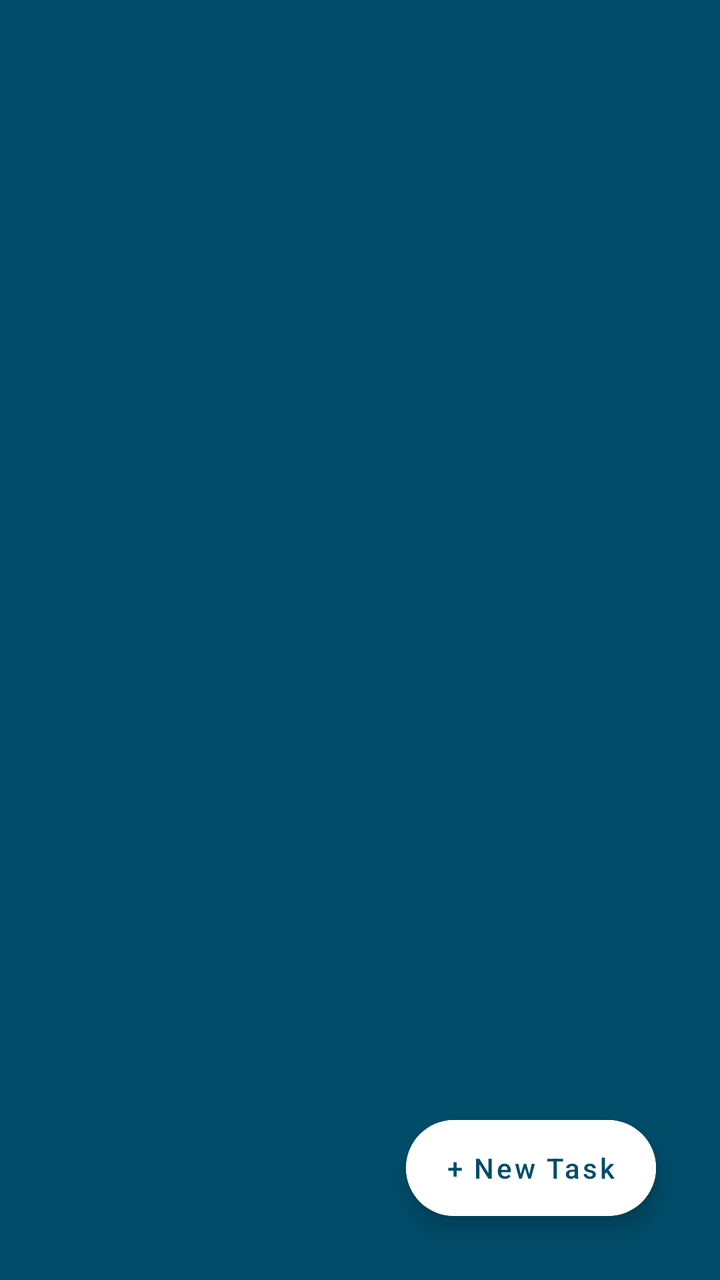
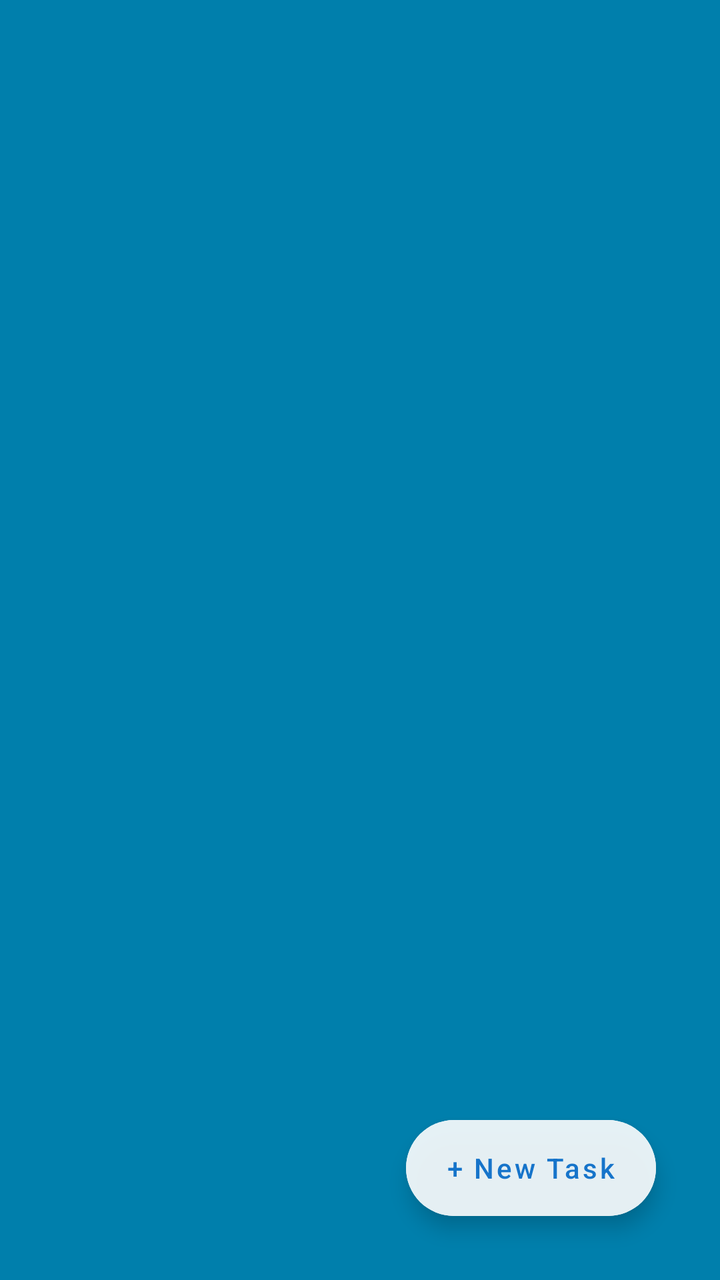

An Android layout rendered at two revisions. The XML below is the earlier revision; the diff shows what the commit changed to produce the second picture.
<!-- AndroidManifest.xml: application theme Theme.ToDoListApp -->
<!-- res/layout/activity_todo_list_detail.xml -->
<?xml version="1.0" encoding="utf-8"?>
<androidx.coordinatorlayout.widget.CoordinatorLayout
    xmlns:android="http://schemas.android.com/apk/res/android"
    xmlns:app="http://schemas.android.com/apk/res-auto"
    android:layout_width="match_parent"
    android:layout_height="match_parent"
    android:background="@android:color/system_accent1_700">

    <androidx.recyclerview.widget.RecyclerView
        android:id="@+id/recyclerViewTasks"
        android:layout_width="match_parent"
        android:layout_height="match_parent"
        android:padding="8dp"
        android:clipToPadding="false"/>

    <com.google.android.material.floatingactionbutton.ExtendedFloatingActionButton
        android:id="@+id/fabAddTask"
        android:layout_width="wrap_content"
        android:layout_height="wrap_content"
        android:layout_gravity="bottom|end"
        android:layout_marginBottom="32dp"
        android:layout_marginEnd="32dp"
        android:text="+ New Task"
        android:backgroundTint="@color/card_background"
        android:textColor="@color/material_dynamic_primary30"/>

</androidx.coordinatorlayout.widget.CoordinatorLayout>
<!-- resources referenced by this layout -->
<resources>
  <color name="card_background">#FFFFFF</color>
  <style name="Theme.ToDoListApp" parent="Theme.MaterialComponents.DayNight.NoActionBar">
          <item name="colorPrimary">@color/dark_accent</item>
          <item name="colorPrimaryDark">@color/dark_background</item>
          <item name="colorSecondary">@color/material_dynamic_primary20</item>
          <item name="colorAccent">@color/dark_accent</item>
          <item name="android:windowBackground">@color/material_dynamic_primary50</item>
          <item name="android:textColorPrimary">@color/text_white</item>
          <item name="android:textColorSecondary">@color/text_white</item>
          <item name="cardBackgroundColor">@color/dark_card</item>
          <item name="materialCardViewStyle">@style/Widget.App.CardView</item>
          <item name="extendedFloatingActionButtonStyle">@style/Widget.App.ExtendedFloatingActionButton</item>
          <item name="android:progressBarStyle">@style/Widget.App.ProgressBar</item>
          <item name="alertDialogTheme">@style/AlertDialogTheme</item>
          <item name="materialAlertDialogTheme">@style/AlertDialogTheme</item>
      </style>
  <color name="dark_accent">#164E7A</color>
  <color name="dark_background">#121212</color>
  <color name="text_white">#FFFFFF</color>
  <color name="dark_card">#252525</color>
  <style name="Widget.App.CardView" parent="Widget.MaterialComponents.CardView">
          <item name="cardBackgroundColor">@color/dark_card</item>
          <item name="cardElevation">8dp</item>
          <item name="rippleColor">@color/dark_accent</item>
      </style>
  <style name="Widget.App.ExtendedFloatingActionButton" parent="Widget.MaterialComponents.ExtendedFloatingActionButton">
          <item name="backgroundTint">@color/card_background</item>
          <item name="android:textColor">@color/primary_color</item>
          <item name="rippleColor">@color/primary_light</item>
          <item name="android:textAllCaps">false</item>
          <item name="elevation">4dp</item>
      </style>
  <style name="Widget.App.ProgressBar" parent="@style/Widget.Material3.CircularProgressIndicator">
          <item name="indicatorColor">?attr/colorPrimary</item>
          <item name="trackThickness">4dp</item>
      </style>
  <style name="AlertDialogTheme" parent="ThemeOverlay.MaterialComponents.MaterialAlertDialog">
          <item name="colorPrimary">@color/text_white</item>
          <item name="colorAccent">@color/text_white</item>
          <item name="android:textColorPrimary">@color/text_white</item>
          <item name="android:textColorSecondary">@color/text_white</item>
          <item name="buttonBarPositiveButtonStyle">@style/DialogButtonStyle</item>
          <item name="buttonBarNegativeButtonStyle">@style/DialogButtonStyle</item>
          <item name="materialAlertDialogTitleTextStyle">@style/DialogTitleStyle</item>
          <item name="materialAlertDialogBodyTextStyle">@style/DialogMessageStyle</item>
          <item name="android:background">@color/dark_surface</item>
      </style>
  <color name="primary_color">#2196F3</color>
  <color name="primary_light">#BBDEFB</color>
  <style name="DialogButtonStyle" parent="Widget.MaterialComponents.Button.TextButton.Dialog">
          <item name="android:textColor">@color/text_white</item>
          <item name="rippleColor">@color/primary_light</item>
          <item name="android:letterSpacing">0</item>
          <item name="android:textAllCaps">false</item>
      </style>
  <style name="DialogTitleStyle" parent="MaterialAlertDialog.MaterialComponents.Title.Text">
          <item name="android:textColor">@color/text_white</item>
          <item name="android:textSize">20sp</item>
      </style>
  <style name="DialogMessageStyle" parent="MaterialAlertDialog.MaterialComponents.Body.Text">
          <item name="android:textColor">@color/text_white</item>
      </style>
  <color name="dark_surface">#1E1E1E</color>
</resources>

<!-- the commit's change to res/layout/activity_todo_list_detail.xml (unified diff, before → after) -->
@@ -4,24 +4,49 @@
     xmlns:app="http://schemas.android.com/apk/res-auto"
     android:layout_width="match_parent"
     android:layout_height="match_parent"
-    android:background="@android:color/system_accent1_700">
+    android:background="@android:color/system_accent1_500">
 
-    <androidx.recyclerview.widget.RecyclerView
-        android:id="@+id/recyclerViewTasks"
+    <androidx.constraintlayout.widget.ConstraintLayout
         android:layout_width="match_parent"
-        android:layout_height="match_parent"
-        android:padding="8dp"
-        android:clipToPadding="false"/>
+        android:layout_height="match_parent">
 
-    <com.google.android.material.floatingactionbutton.ExtendedFloatingActionButton
-        android:id="@+id/fabAddTask"
-        android:layout_width="wrap_content"
-        android:layout_height="wrap_content"
-        android:layout_gravity="bottom|end"
-        android:layout_marginBottom="32dp"
-        android:layout_marginEnd="32dp"
-        android:text="+ New Task"
-        android:backgroundTint="@color/card_background"
-        android:textColor="@color/material_dynamic_primary30"/>
+        <TextView
+            android:id="@+id/textViewListTitle"
+            android:layout_width="wrap_content"
+            android:layout_height="wrap_content"
+            android:layout_marginTop="48dp"
+            android:layout_marginStart="24dp"
+            android:textSize="28sp"
+            android:textStyle="bold"
+            android:textColor="@color/text_white"
+            android:padding="8dp"
+            app:layout_constraintTop_toTopOf="parent"
+            app:layout_constraintStart_toStartOf="parent"/>
+
+        <androidx.recyclerview.widget.RecyclerView
+            android:id="@+id/recyclerViewTasks"
+            android:layout_width="match_parent"
+            android:layout_height="0dp"
+            android:layout_marginTop="24dp"
+            android:padding="16dp"
+            android:clipToPadding="false"
+            app:layout_constraintTop_toBottomOf="@id/textViewListTitle"
+            app:layout_constraintBottom_toBottomOf="parent"/>
+
+        <com.google.android.material.floatingactionbutton.ExtendedFloatingActionButton
+            android:id="@+id/fabAddTask"
+            android:layout_width="wrap_content"
+            android:layout_height="wrap_content"
+            android:layout_margin="32dp"
+            android:text="+ New Task"
+            android:backgroundTint="#FFFFFF"
+            android:textColor="@color/dark_blue"
+            app:iconTint="@color/dark_blue"
+            app:rippleColor="@color/dark_blue"
+            android:alpha="0.9"
+            app:layout_constraintBottom_toBottomOf="parent"
+            app:layout_constraintEnd_toEndOf="parent"/>
+
+    </androidx.constraintlayout.widget.ConstraintLayout>
 
 </androidx.coordinatorlayout.widget.CoordinatorLayout>
<!-- resource entries referenced after the edit -->
@@ -1,6 +1,7 @@
 <!-- resources referenced by this layout -->
 <resources>
-  <color name="card_background">#FFFFFF</color>
+  <color name="dark_blue">#1976D2</color>
+  <color name="text_white">#FFFFFF</color>
   <style name="Theme.ToDoListApp" parent="Theme.MaterialComponents.DayNight.NoActionBar">
           <item name="colorPrimary">@color/dark_accent</item>
           <item name="colorPrimaryDark">@color/dark_background</item>
@@ -18,7 +19,6 @@
       </style>
   <color name="dark_accent">#164E7A</color>
   <color name="dark_background">#121212</color>
-  <color name="text_white">#FFFFFF</color>
   <color name="dark_card">#252525</color>
   <style name="Widget.App.CardView" parent="Widget.MaterialComponents.CardView">
           <item name="cardBackgroundColor">@color/dark_card</item>
@@ -47,6 +47,7 @@
           <item name="materialAlertDialogBodyTextStyle">@style/DialogMessageStyle</item>
           <item name="android:background">@color/dark_surface</item>
       </style>
+  <color name="card_background">#FFFFFF</color>
   <color name="primary_color">#2196F3</color>
   <color name="primary_light">#BBDEFB</color>
   <style name="DialogButtonStyle" parent="Widget.MaterialComponents.Button.TextButton.Dialog">
